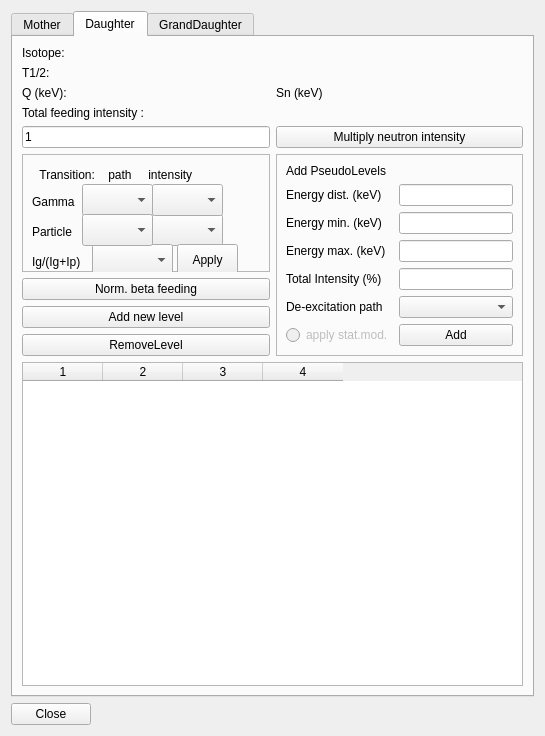
First picture: the form in development/DecayPathEditor.ui, repository Iuve/TASEva, before the edit.
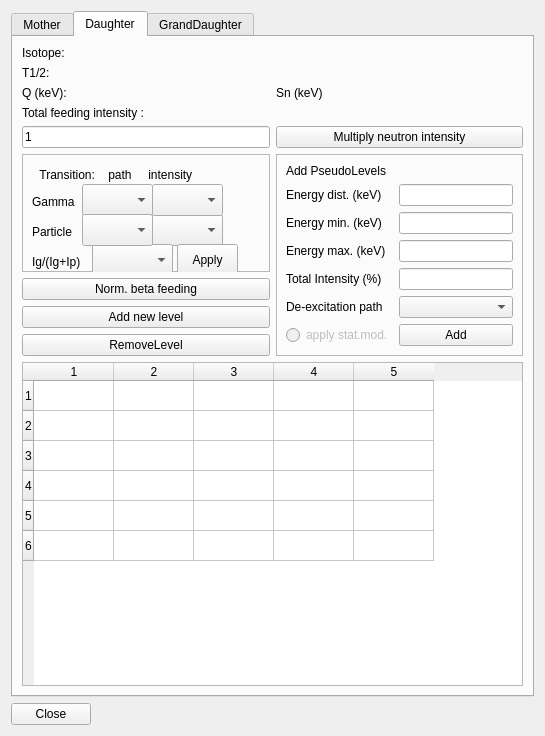
Second picture: the form after the edit.

The edit to the form file:
```diff
--- a/development/DecayPathEditor.ui
+++ b/development/DecayPathEditor.ui
@@ -128,10 +128,10 @@
           <enum>QAbstractScrollArea::AdjustToContents</enum>
          </property>
          <property name="rowCount">
-          <number>0</number>
+          <number>6</number>
          </property>
          <property name="columnCount">
-          <number>4</number>
+          <number>5</number>
          </property>
          <attribute name="horizontalHeaderCascadingSectionResizes">
           <bool>false</bool>
@@ -139,6 +139,13 @@
          <attribute name="horizontalHeaderDefaultSectionSize">
           <number>80</number>
          </attribute>
+         <row/>
+         <row/>
+         <row/>
+         <row/>
+         <row/>
+         <row/>
+         <column/>
          <column/>
          <column/>
          <column/>
```
Left out of the diff: 3 changed lines with no effect on the pictures.
